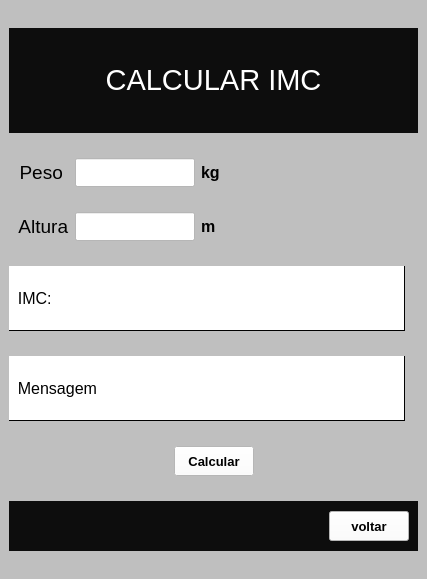
This is tela_imc.ui in eliezersilva-dev/Projeto_Python_PyQt5_QtDesigner as Qt 5 draws it before an edit. The edited form follows.
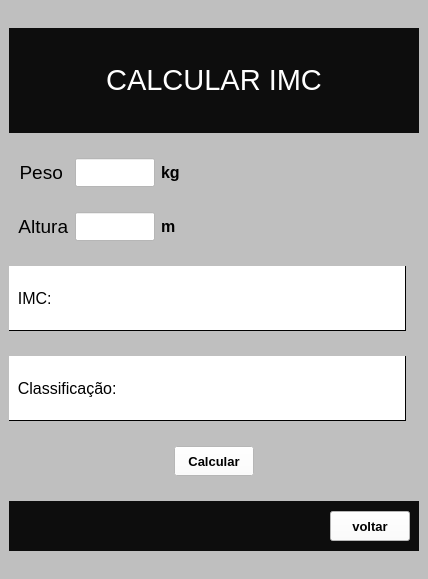
This is the edited form.

What changed in the file:
```diff
--- a/tela_imc.ui
+++ b/tela_imc.ui
@@ -6,7 +6,7 @@
    <rect>
     <x>0</x>
     <y>0</y>
-    <width>427</width>
+    <width>428</width>
     <height>579</height>
    </rect>
   </property>
@@ -68,6 +68,9 @@
       </item>
       <item>
        <widget class="QLineEdit" name="txt_peso">
+        <property name="enabled">
+         <bool>true</bool>
+        </property>
         <property name="sizePolicy">
          <sizepolicy hsizetype="Preferred" vsizetype="Preferred">
           <horstretch>0</horstretch>
@@ -82,13 +85,15 @@
         </property>
         <property name="maximumSize">
          <size>
-          <width>120</width>
+          <width>80</width>
           <height>29</height>
          </size>
         </property>
         <property name="font">
          <font>
           <pointsize>12</pointsize>
+          <strikeout>false</strikeout>
+          <kerning>true</kerning>
          </font>
         </property>
         <property name="styleSheet">
@@ -174,7 +179,7 @@
         </property>
         <property name="maximumSize">
          <size>
-          <width>120</width>
+          <width>80</width>
           <height>29</height>
          </size>
         </property>
@@ -261,6 +266,12 @@
 
 </string>
         </property>
+        <property name="inputMethodHints">
+         <set>Qt::ImhNone</set>
+        </property>
+        <property name="lineWidth">
+         <number>1</number>
+        </property>
         <property name="text">
          <string extracomment=" ">  IMC: </string>
         </property>
@@ -318,7 +329,7 @@
 </string>
         </property>
         <property name="text">
-         <string>  Mensagem</string>
+         <string>  Classificação:</string>
         </property>
         <property name="margin">
          <number>2</number>
```
Left out of the diff: 7 changed lines with no effect on the pictures.
